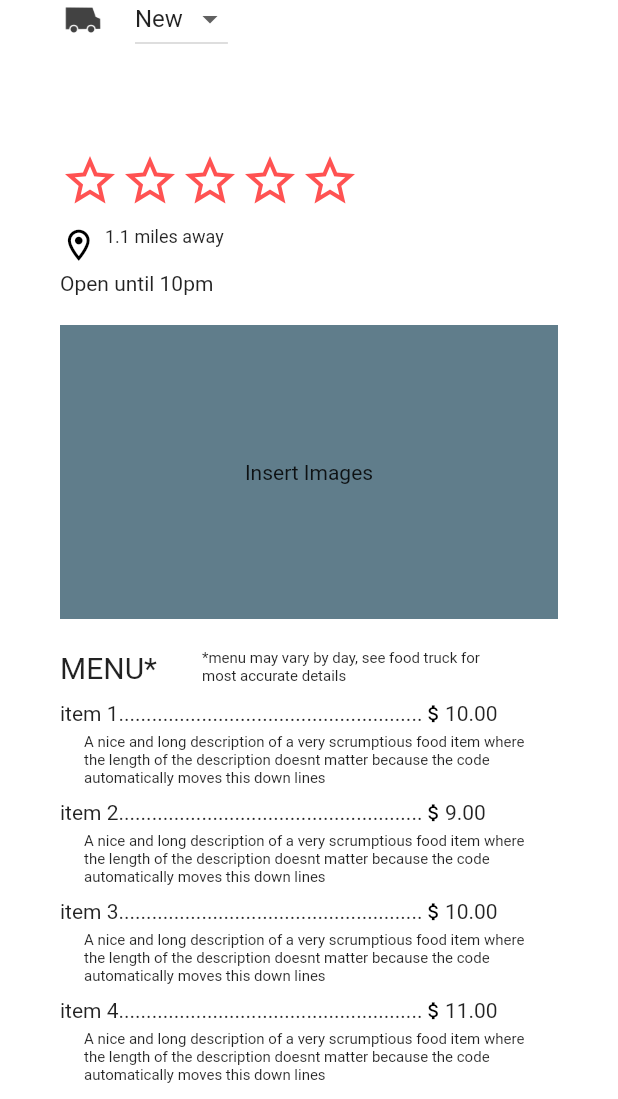
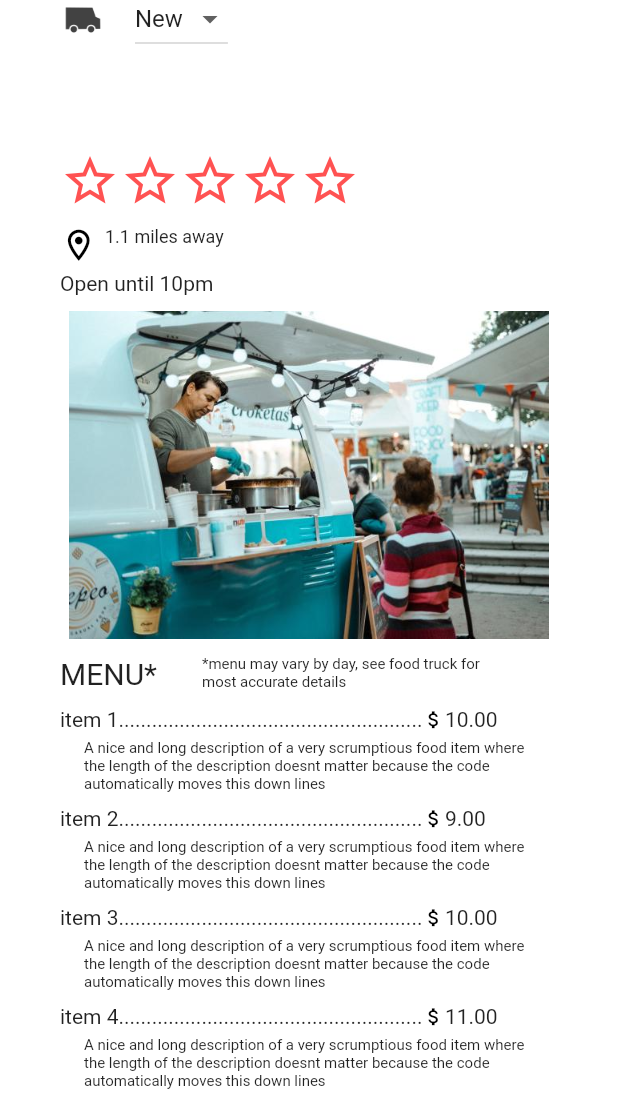
Before and after one commit to bburkey49/food_truck_finder, a Flutter app: the TruckInfo screen opened directly with empty values, on a phone screen of 412 x 824 dp, the part 137-1236 px from its top. Run offline on Flutter 3.47's test engine with Material 2 defaults, Android fonts, the phone set to English and light mode, and no system bars; our stand-ins replace google_maps_flutter; missing offline and left inert: clippy_flutter, filter_list, flutter_search_bar; Roboto replaces fonts that are missing (OpenSans).

Commit message:
Added pic to info page

```diff
--- a/food_truck_finder/lib/truck_info_page.dart
+++ b/food_truck_finder/lib/truck_info_page.dart
@@ -285,10 +285,15 @@ class _TruckInfoState extends State<TruckInfo> {
 
   Widget _picturesWidget() {
     return Container(
-        alignment: Alignment.center,
-        child: Text('Insert Images'),
-        color: Colors.blueGrey,
-        padding: EdgeInsets.symmetric(vertical: 90.0, horizontal: 20.0)
+        height: 240,
+        width: 320,
+        child: ClipRRect(
+            child: Image(
+                alignment: Alignment.center,
+                image: AssetImage(
+                    'assets/images/exampletruckpic.jpg')
+            )
+        )
     );
   }
 
@@ -429,9 +434,7 @@ class _TruckInfoState extends State<TruckInfo> {
                           _locationWidget(truck),
                           SizedBox(height: 5.0),
                           _openUntil(),
-                          SizedBox(height: 20.0),
                           _picturesWidget(),
-                          SizedBox(height: 20.0),
                           _menuWidget(),
                           SizedBox(height: 10.0),
                           _menuItems('item 1', '10.00'),
```
Also changed, not shown: food_truck_finder/assets/images/exampletruckpic.jpg (added), food_truck_finder/assets/images/listTruck.jpg (added), food_truck_finder/assets/images/listTruck2.jpg (added).
